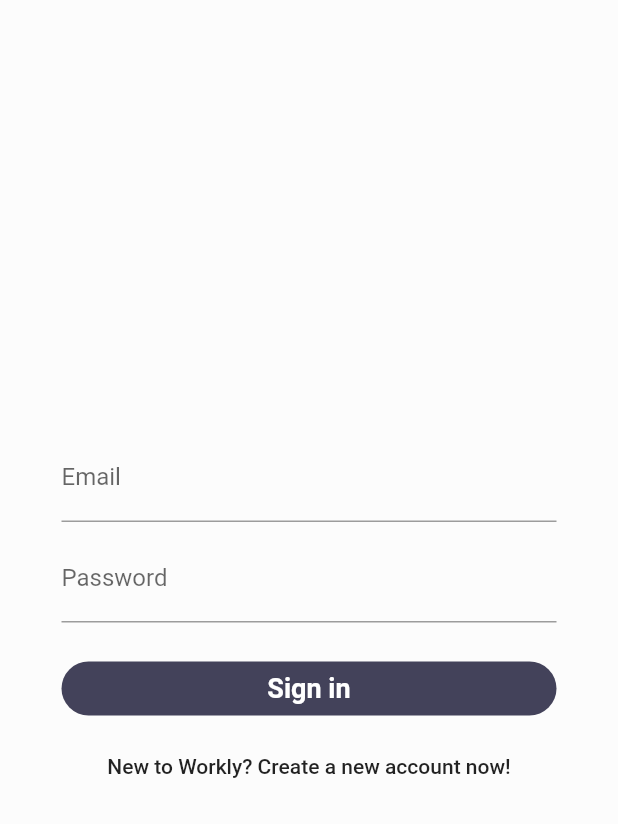
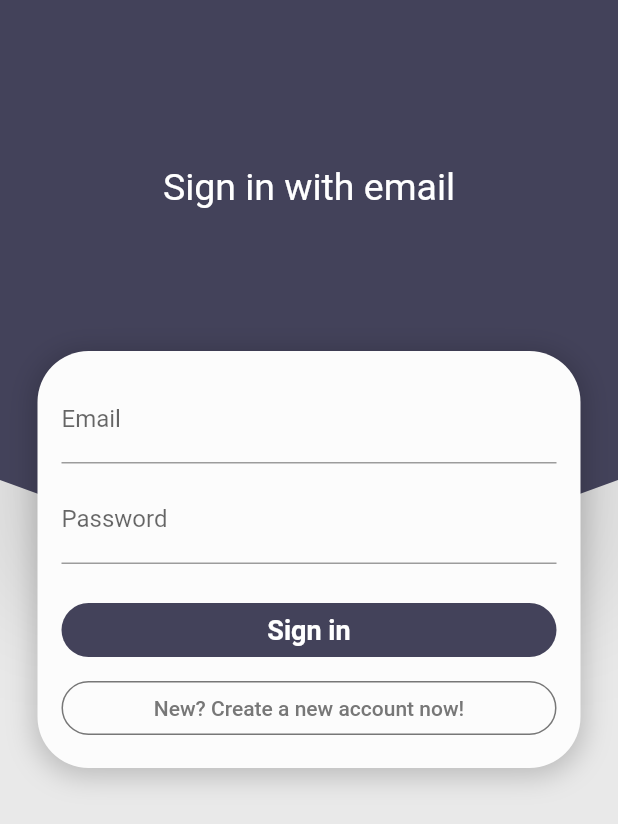
Before and after one commit to bdasgupta02/workly, a Flutter app: the EmailLoginPage screen opened directly with empty values, on a phone screen of 412 x 824 dp. Shown: the top 824 px of the screen. Run offline on Flutter 3.47's test engine with Material 2 defaults, Android fonts, the phone set to English and light mode, and no system bars; our stand-ins replace firebase_auth; accounts and stored records are empty; statements that could not run were skipped.

Commit message:
Edited UI of email and sign in pages

```diff
--- /dev/null
+++ b/workly/lib/resuable_widgets/clipped_header_bg.dart
@@ -0,0 +1,37 @@
+import 'package:flutter/material.dart';
+import 'package:workly/resuable_widgets/custom_clipper.dart';
+
+class ClippedHeader extends StatelessWidget {
+  @override
+  Widget build(BuildContext context) {
+    return Container(
+      child: ClipPath(
+        clipper: MyClipper(),
+        child: Container(
+          height: 400,
+          width: double.infinity,
+          decoration: BoxDecoration(
+            gradient: LinearGradient(
+              begin: Alignment.topRight,
+              end: Alignment.bottomLeft,
+              colors: [
+                Color(0xFF43425A),
+                Color(0xFF43425A),
+              ],
+            ),
+          ),
+        ),
+      ),
+      decoration: BoxDecoration(
+        boxShadow: [
+          BoxShadow(
+            color: Colors.black.withOpacity(0.1),
+            spreadRadius: 2,
+            blurRadius: 60,
+            offset: Offset(0, 3),
+          ),
+        ],
+      ),
+    );
+  }
+}
--- /dev/null
+++ b/workly/lib/resuable_widgets/custom_clipper.dart
@@ -0,0 +1,20 @@
+import 'package:flutter/material.dart';
+
+class MyClipper extends CustomClipper<Path> {
+  //[Note] Can move this to reusables if it's gonna be used in the tabbars
+  @override
+  Path getClip(Size size) {
+    var path = Path();
+    path.lineTo(0, size.height - 80);
+    path.quadraticBezierTo(
+        size.width / 2, size.height, size.width, size.height - 80);
+    path.lineTo(size.width, 0);
+    path.close();
+    return path;
+  }
+
+  @override
+  bool shouldReclip(CustomClipper<Path> oldClipper) {
+    return false;
+  }
+}
--- a/workly/lib/screens/email_login_page.dart
+++ b/workly/lib/screens/email_login_page.dart
@@ -1,5 +1,6 @@
 import 'package:flutter/material.dart';
 import 'package:workly/resuable_widgets/CustomRaisedButton.dart';
+import 'package:workly/resuable_widgets/clipped_header_bg.dart';
 import 'package:workly/services/auth.dart';
 
 class EmailLoginPage extends StatelessWidget {
@@ -12,11 +13,31 @@ class EmailLoginPage extends StatelessWidget {
   @override
   Widget build(BuildContext context) {
     return Scaffold(
-      body: Container( //[Note] Now it's at the center of the screen which automatically gets lifted by a keyboard
+      body: Stack(
+        children: <Widget>[
+          ClippedHeader(),
+          ListView(
+            children: <Widget>[
+              Container(
+                margin: EdgeInsets.only(
+                  top: 110,
+                  bottom: 70,
+                ),
+                child: Text(
+                  'Sign in with email',
+                  style: TextStyle(
+                    fontSize: 25,
+                    color: Colors.white,
+                  ),
+                  textAlign: TextAlign.center,
+                ),
+              ),
+              Container(
+                //[Note] Now it's at the center of the screen which automatically gets lifted by a keyboard
                 alignment: Alignment.center,
                 child: SingleChildScrollView(
                   child: Padding(
-            padding: EdgeInsets.all(16),
+                    padding: EdgeInsets.all(5),
                     child: Container(
                       child: EmailLoginForm(
                         auth: auth,
@@ -25,7 +46,11 @@ class EmailLoginPage extends StatelessWidget {
                   ),
                 ),
               ),
-      backgroundColor: Color(0xFFFCFCFC), //[Action needed] Update colour
+            ],
+          ),
+        ],
+      ),
+      backgroundColor: Color(0xFFE9E9E9), //[Action needed] Update colour
     );
   }
 }
@@ -73,21 +98,38 @@ class _EmailLoginFormState extends State<EmailLoginForm> {
   @override
   Widget build(BuildContext context) {
     return Padding(
-      padding: const EdgeInsets.all(25),
+      padding: const EdgeInsets.all(20),
+      child: Container(
+        decoration: BoxDecoration(
+          color: Color(0xFFFCFCFC),
+          borderRadius: BorderRadius.all(Radius.circular(34)),
+          boxShadow: [
+            BoxShadow(
+              color: Colors.black.withOpacity(0.2),
+              spreadRadius: 2,
+              blurRadius: 15,
+              offset: Offset(0, 3),
+            ),
+          ],
+        ),
+        child: Padding(
+          padding: EdgeInsets.all(16),
           child: Column(
             mainAxisSize: MainAxisSize.min,
             crossAxisAlignment: CrossAxisAlignment.stretch,
             children: _buildChildren(),
           ),
+        ),
+      ),
     );
   }
 
   List<Widget> _buildChildren() {
-    final String raisedButtonText = _formType == EmailLoginFormType.signIn
+    final String flatButtonText = _formType == EmailLoginFormType.signIn
         ? "Sign in"
         : "Create an account";
-    final String flatButtonText = _formType == EmailLoginFormType.signIn
-        ? "New to Workly? Create a new account now!"
+    final String outlineButtonText = _formType == EmailLoginFormType.signIn
+        ? "New? Create a new account now!"
         : "Have an account? Sign in here";
     bool enableSignInButton = widget.emailValidator.isValid(_email) &&
         widget.passwordValidator.isValid(_password) &&
@@ -100,9 +142,12 @@ class _EmailLoginFormState extends State<EmailLoginForm> {
       SizedBox(height: 20.0),
       FlatButton(
         child: Text(
-          raisedButtonText,
+          flatButtonText,
           style: TextStyle(
-              color: Colors.white, fontSize: 18.0, fontWeight: FontWeight.bold),
+            color: Colors.white,
+            fontSize: 18.0,
+            fontWeight: FontWeight.bold,
+          ),
         ),
         color: Color(0xFF43425A), //[Action needed] Update colors
         shape: RoundedRectangleBorder(
@@ -113,8 +158,19 @@ class _EmailLoginFormState extends State<EmailLoginForm> {
         onPressed: () => enableSignInButton ? _submit() : null,
       ),
       SizedBox(height: 4.0),
-      FlatButton(
-        child: Text(flatButtonText),
+      OutlineButton(
+        borderSide: BorderSide(color: Color(0xFF777777)),
+        child: Text(
+          outlineButtonText,
+          style: TextStyle(
+            color: Color(0xFF777777),
+          ),
+        ),
+        shape: RoundedRectangleBorder(
+          borderRadius: BorderRadius.all(
+            Radius.circular(24.0),
+          ),
+        ),
         onPressed: () => !_isLoading ? _toggleFormType() : null,
       ),
     ];
--- a/workly/lib/screens/home.dart
+++ b/workly/lib/screens/home.dart
@@ -1,5 +1,6 @@
 import 'package:flutter/material.dart';
 import 'package:flutter/rendering.dart';
+import 'package:workly/resuable_widgets/clipped_header_bg.dart';
 import 'package:workly/services/auth.dart';
 import 'package:workly/wrappers/navbar_wrapper.dart';
 
@@ -29,35 +30,7 @@ class _HomeState extends State<Home> {
       body: Stack(
         fit: StackFit.loose,
         children: <Widget>[
-          Container(
-            child: ClipPath(
-              clipper: MyClipper(),
-              child: Container(
-                height: 400,
-                width: double.infinity,
-                decoration: BoxDecoration(
-                  gradient: LinearGradient(
-                    begin: Alignment.topRight,
-                    end: Alignment.bottomLeft,
-                    colors: [
-                      Color(0xFF43425A),
-                      Color(0xFF43425A),
-                    ],
-                  ),
-                ),
-              ),
-            ),
-            decoration: BoxDecoration(
-              boxShadow: [
-                BoxShadow(
-                  color: Colors.black.withOpacity(0.1),
-                  spreadRadius: 2,
-                  blurRadius: 60,
-                  offset: Offset(0, 3),
-                ),
-              ],
-            ),
-          ),
+          ClippedHeader(),
           ListView(
             //[Note] ListView because for phones with shitty screens, it will exceed below; this enables them to scroll down
             children: <Widget>[
@@ -155,25 +128,6 @@ class _HomeState extends State<Home> {
     } catch (e) {
       print(e.toString);
     }
-  }
-}
-
-class MyClipper extends CustomClipper<Path> {
-  //[Note] Can move this to reusables if it's gonna be used in the tabbars
-  @override
-  Path getClip(Size size) {
-    var path = Path();
-    path.lineTo(0, size.height - 80);
-    path.quadraticBezierTo(
-        size.width / 2, size.height, size.width, size.height - 80);
-    path.lineTo(size.width, 0);
-    path.close();
-    return path;
-  }
-
-  @override
-  bool shouldReclip(CustomClipper<Path> oldClipper) {
-    return false;
   }
 }
 
--- a/workly/lib/screens/sign_in_page.dart
+++ b/workly/lib/screens/sign_in_page.dart
@@ -15,7 +15,7 @@ class SignInPage extends StatelessWidget {
   Widget build(BuildContext context) {
     return Scaffold(
       body: _bodyContent(context),
-      backgroundColor: Colors.grey[200], //[Action needed] Update colour
+      backgroundColor: Color(0xFFE9E9E9), //[Action needed] Update colour
     );
   }
 
@@ -34,8 +34,8 @@ class SignInPage extends StatelessWidget {
           SizedBox(height: 50.0), //Separation between above text and below box
           SignInButton(
             text: "Sign in with email",
-            textColor: Colors.black, //[Action needed] Update colour
-            buttonColor: Colors.tealAccent[100], //[Action needed] Update colour
+            textColor: Colors.white, //[Action needed] Update colour
+            buttonColor: Color(0xFF43425A), //[Action needed] Update colour
             onPressed: () => _signInWithEmail(context),
           ),
           SizedBox(height: 25.0),
```
Lines whose indentation alone changed are shown as unchanged.
